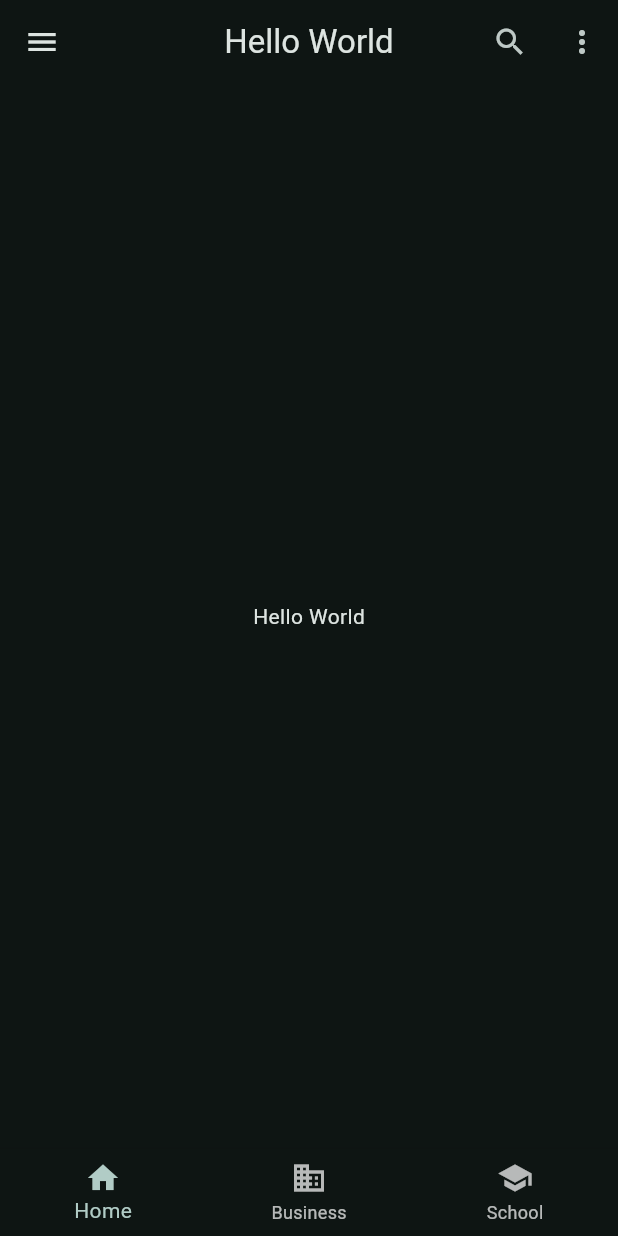
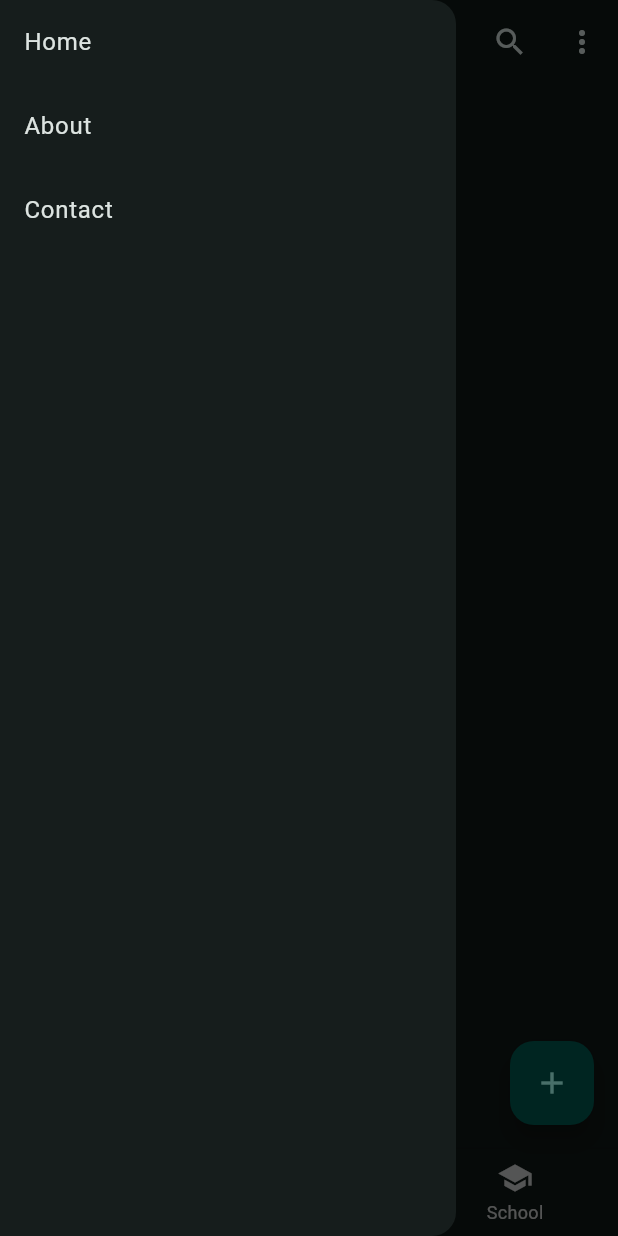
Before and after one commit to tbhawsar/SimpleList, a Flutter app: the screen it shows after launch, with the side drawer open (before the commit the screen has no drawer), on a phone screen of 412 x 824 dp. Run offline on Flutter 3.47's test engine with Material 3 defaults, Android fonts, the phone set to English and light mode, and no system bars.

Commit message:
Added safearea, floating action button and drawer

```diff
--- a/lib/main.dart
+++ b/lib/main.dart
@@ -14,11 +14,11 @@ class MyApp extends StatelessWidget {
       theme: ThemeData(
           colorScheme: ColorScheme.fromSeed(
               seedColor: Colors.teal, brightness: Brightness.dark)),
-      home: Scaffold(
+      home: SafeArea(
+        child: Scaffold(
           appBar: AppBar(
             title: Text('Hello World'),
             centerTitle: true,
-          leading: Icon(Icons.menu),
             actions: [
               IconButton(
                 icon: Icon(Icons.search),
@@ -29,6 +29,24 @@ class MyApp extends StatelessWidget {
                 onPressed: () {},
               ),
             ],
+          ),
+            drawer: Drawer(
+              child: ListView(
+                children: [
+                  ListTile(
+                    title: Text('Home'),
+                    onTap: () => print('Home pressed'),
+                  ),
+                  ListTile(
+                    title: Text('About'),
+                    onTap: () => print('About pressed'),
+                  ),
+                  ListTile(
+                    title: Text('Contact'),
+                    onTap: () => print('Contact pressed'),
+                  ),
+                ],
+              ),
             ),
           bottomNavigationBar:
               BottomNavigationBar(
@@ -46,11 +64,17 @@ class MyApp extends StatelessWidget {
                       label: 'School',
                     ),
                   ],
+                  onTap: (value) => print('button $value pressed'),
+                ),
+                floatingActionButton: FloatingActionButton(
+                  onPressed: () => print('Floating Action Button pressed'),
+                  child: Icon(Icons.add),
                 ),
           body: Center(
             child: Text('Hello World'),
           ),
         ),
+      ),
     );
   }
 }
```
Lines whose indentation alone changed are shown as unchanged.
